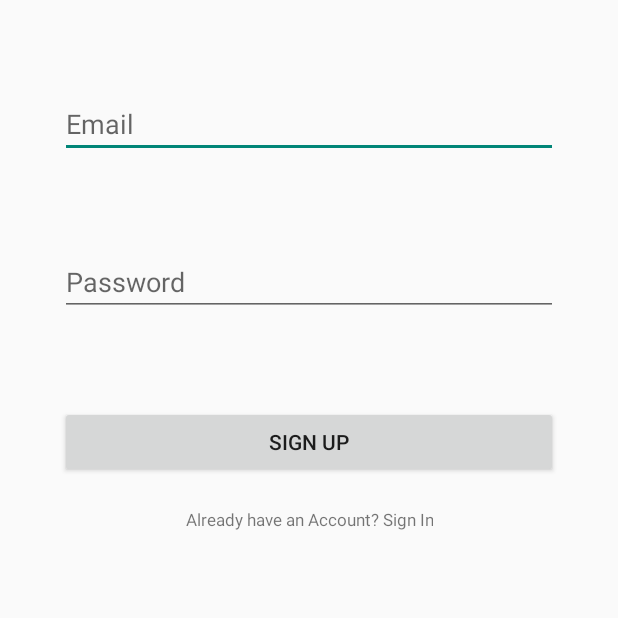
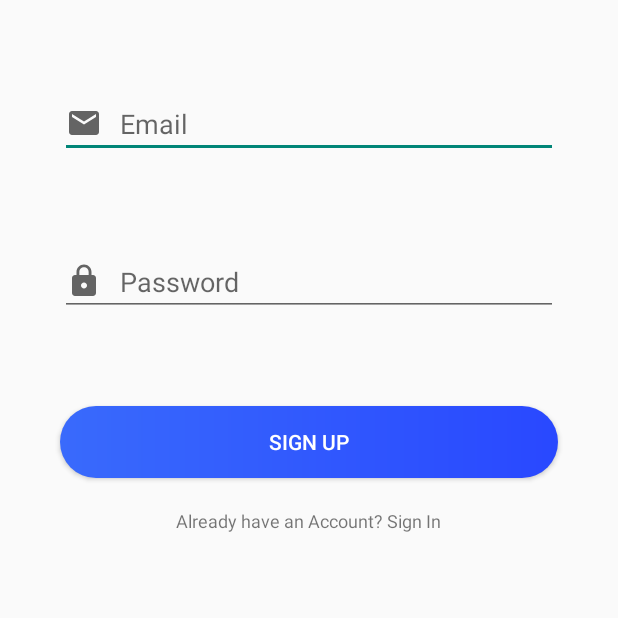
Before and after one commit to adityakadlag2004/Android-Login-MVVM, an Android app: the RegisterActivity screen opened directly, with no data from a screen before it, on a phone screen of 412 x 824 dp, the top half of it. Run offline under Robolectric (Android 15) with nearby library versions, the phone set to English and light mode, and no system bars; our stand-ins replace Firebase (no records; nobody signed in at launch, a user with empty details on screens opened directly), data binding.

```diff
--- /dev/null
+++ b/app/src/main/res/drawable/ic_enail.xml
@@ -0,0 +1,10 @@
+<vector xmlns:android="http://schemas.android.com/apk/res/android"
+    android:width="24dp"
+    android:height="24dp"
+    android:viewportWidth="24"
+    android:viewportHeight="24"
+    android:tint="?attr/colorControlNormal">
+  <path
+      android:fillColor="@android:color/darker_gray"
+      android:pathData="M20,4L4,4c-1.1,0 -1.99,0.9 -1.99,2L2,18c0,1.1 0.9,2 2,2h16c1.1,0 2,-0.9 2,-2L22,6c0,-1.1 -0.9,-2 -2,-2zM20,8l-8,5 -8,-5L4,6l8,5 8,-5v2z"/>
+</vector>
--- /dev/null
+++ b/app/src/main/res/drawable/ic_password.xml
@@ -0,0 +1,10 @@
+<vector xmlns:android="http://schemas.android.com/apk/res/android"
+    android:width="24dp"
+    android:height="24dp"
+    android:viewportWidth="24"
+    android:viewportHeight="24"
+    android:tint="?attr/colorControlNormal">
+  <path
+      android:fillColor="@android:color/white"
+      android:pathData="M18,8h-1L17,6c0,-2.76 -2.24,-5 -5,-5S7,3.24 7,6v2L6,8c-1.1,0 -2,0.9 -2,2v10c0,1.1 0.9,2 2,2h12c1.1,0 2,-0.9 2,-2L20,10c0,-1.1 -0.9,-2 -2,-2zM12,17c-1.1,0 -2,-0.9 -2,-2s0.9,-2 2,-2 2,0.9 2,2 -0.9,2 -2,2zM15.1,8L8.9,8L8.9,6c0,-1.71 1.39,-3.1 3.1,-3.1 1.71,0 3.1,1.39 3.1,3.1v2z"/>
+</vector>
--- a/app/src/main/res/layout/activity_register.xml
+++ b/app/src/main/res/layout/activity_register.xml
@@ -1,6 +1,5 @@
 <?xml version="1.0" encoding="utf-8"?>
 <layout xmlns:android="http://schemas.android.com/apk/res/android"
-    xmlns:app="http://schemas.android.com/apk/res-auto"
     xmlns:tools="http://schemas.android.com/tools">
 
     <data>
@@ -17,30 +16,36 @@
         android:orientation="vertical"
         tools:context=".activities.auth.RegisterActivity">
 
-        <EditText
+        <com.google.android.material.textfield.TextInputEditText
             android:id="@+id/email_edit_Reg"
             android:layout_width="match_parent"
             android:layout_height="wrap_content"
+            android:drawableStart="@drawable/ic_enail"
             android:layout_marginStart="40dp"
+            android:drawablePadding="12dp"
             android:text="@={viewmodel.email}"
             android:layout_marginTop="60dp"
             android:layout_marginEnd="40dp"
             android:autofillHints="@string/email"
             android:hint="@string/email"
-            android:inputType="textEmailAddress" />
+            android:inputType="textEmailAddress"
+            android:drawableLeft="@drawable/ic_enail" />
 
 
-        <EditText
+        <com.google.android.material.textfield.TextInputEditText
             android:id="@+id/password_edit_Reg"
             android:layout_width="match_parent"
             android:layout_height="wrap_content"
             android:layout_marginStart="40dp"
+            android:drawablePadding="12dp"
             android:layout_marginTop="60dp"
+            android:drawableStart="@drawable/ic_password"
             android:text="@={viewmodel.password}"
             android:layout_marginEnd="40dp"
             android:autofillHints="@string/password"
             android:hint="@string/password"
-            android:inputType="textPassword" />
+            android:inputType="textPassword"
+            android:drawableLeft="@drawable/ic_password" />
 
         <Button
             android:id="@+id/btn_Reg"
@@ -48,6 +53,8 @@
             android:layout_height="wrap_content"
             android:onClick="@{()-> viewmodel.register()}"
             android:layout_marginStart="40dp"
+            android:background="@drawable/btn_circular"
+            android:textColor="@color/white"
             android:layout_marginTop="60dp"
             android:layout_marginEnd="40dp"
             android:text="@string/sign_up" />
@@ -59,7 +66,7 @@
             android:id="@+id/txt_Reg"
             android:layout_gravity="center"
             android:text="@string/already_have_an_account_sign_in"
-            android:textSize="11sp"
+            android:textSize="12sp"
             android:layout_marginTop="20dp"/>
     </LinearLayout>
 </layout>
--- a/app/src/main/res/values/strings.xml
+++ b/app/src/main/res/values/strings.xml
@@ -3,9 +3,8 @@
     <string name="email">Email</string>
     <string name="password">Password</string>
     <string name="sign_in">Sign In</string>
-    <string name="not_have_an_account_sign_up">Not Have An Account? Sign Up</string>
     <string name="already_have_an_account_sign_in">Already have an Account? Sign In</string>
-    <string name="dont_have_an_account_sign_up">Dont have An Account? Sign Up</string>
+    <string name="dont_have_an_account_sign_up">New to ?? Sign up Now</string>
     <string name="sign_up">Sign Up</string>
     <string name="display_name">Display Name</string>
     <string name="sign_out">Sign Out</string>
```
Also changed, not shown: app/src/main/res/drawable/item_focus.xml (added, +12 -0 lines), app/src/main/res/layout/activity_login.xml (+10 -4 lines).
